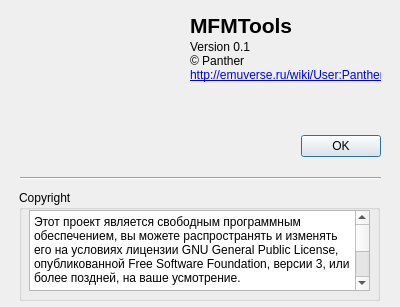
Qt form aboutdlg.ui (Ptr314/mfmtools) before a commit.
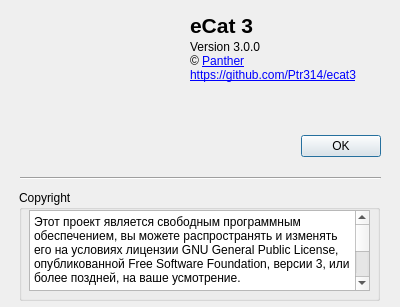
The same form after that commit. Icons and pictures are not drawn.

```diff
--- a/aboutdlg.ui
+++ b/aboutdlg.ui
@@ -57,12 +57,11 @@
    <property name="font">
     <font>
      <pointsize>16</pointsize>
-     <weight>75</weight>
      <bold>true</bold>
     </font>
    </property>
    <property name="text">
-    <string notr="true">MFMTools</string>
+    <string notr="true">eCat 3</string>
    </property>
   </widget>
   <widget class="QGroupBox" name="groupBox">
@@ -127,7 +126,7 @@
     </rect>
    </property>
    <property name="text">
-    <string notr="true">&lt;html&gt;&lt;head/&gt;&lt;body&gt;&lt;p&gt;Version 0.1 &lt;br/&gt;© Panther &lt;br/&gt;&lt;a href=&quot;http://emuverse.ru/wiki/User:Panther&quot;&gt;&lt;span style=&quot; text-decoration: underline; color:#0000ff;&quot;&gt;http://emuverse.ru/wiki/User:Panther&lt;/span&gt;&lt;/a&gt;&lt;/p&gt;&lt;/body&gt;&lt;/html&gt;</string>
+    <string notr="true">&lt;html&gt;&lt;head/&gt;&lt;body&gt;&lt;p&gt;Version 3.0.0 &lt;br/&gt;© &lt;a href=&quot;http://emuverse.ru/wiki/User:Panther&quot;&gt;&lt;span style=&quot; text-decoration: underline; color:#0000ff;&quot;&gt;Panther&lt;/span&gt;&lt;/a&gt; &lt;br/&gt;&lt;a href=&quot;https://github.com/Ptr314/ecat3&quot;&gt;&lt;span style=&quot; text-decoration: underline; color:#0000ff;&quot;&gt;https://github.com/Ptr314/ecat3&lt;/span&gt;&lt;/a&gt;&lt;/p&gt;&lt;/body&gt;&lt;/html&gt;</string>
    </property>
    <property name="alignment">
     <set>Qt::AlignLeading|Qt::AlignLeft|Qt::AlignTop</set>
```
